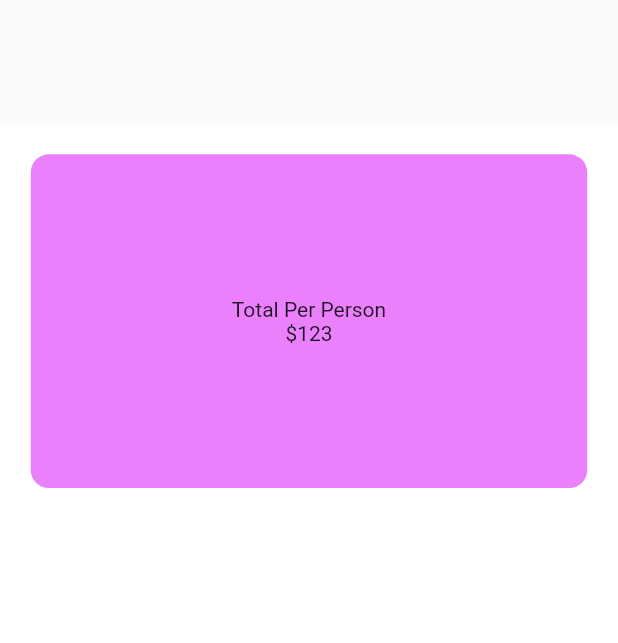
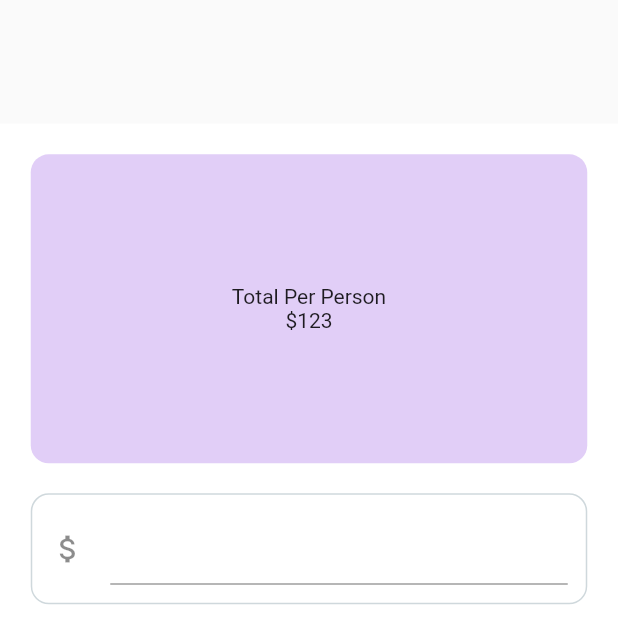
Before and after one commit to xans-me/flutter-tip-calculator-app, a Flutter app: the screen it shows after launch, on a phone screen of 412 x 824 dp. Shown: the top 643 px of the screen. Run offline on Flutter 3.47's test engine with Material 2 defaults, Android fonts, the phone set to English and light mode, and no system bars.

Commit message:
Add TextField Bill Amount and Custom Hex Color

```diff
--- a/lib/main.dart
+++ b/lib/main.dart
@@ -1,4 +1,5 @@
 import 'package:flutter/material.dart';
+import 'package:tip_calculator_app/util/hexcolor.dart';
 
 void main() => runApp(new MaterialApp(
       home: BillSplitter(),
@@ -15,6 +16,8 @@ class _BillSplitterState extends State<BillSplitter> {
   int _personCounter = 1;
   double _billAmount = 0.0;
 
+  Color _purple = HexColor("#6908d6");
+
   @override
   Widget build(BuildContext context) {
     // for responsive size by device
@@ -28,17 +31,55 @@ class _BillSplitterState extends State<BillSplitter> {
           scrollDirection: Axis.vertical,
           padding: EdgeInsets.all(20.5),
           children: [
+            // Container Top Display
             Container(
               width: 150,
-              height: size.height * 0.27,
+              height: size.height * 0.25,
               decoration: BoxDecoration(
-                  color: Colors.purpleAccent.shade100,
+                  color:
+                      _purple.withOpacity(0.2), // Colors.purpleAccent.shade100,
+                  borderRadius: BorderRadius.circular(12.0)),
+              child: Center(
+                child: Column(
+                  mainAxisAlignment: MainAxisAlignment.center,
+                  children: [
+                    Text("Total Per Person"),
+                    Text("\$123"),
+                  ],
+                ),
+              ),
+            ),
+
+            // Container Bottom Display
+
+            Container(
+              margin: EdgeInsets.only(top: 20),
+              padding: EdgeInsets.all(12),
+              decoration: BoxDecoration(
+                  color: Colors.transparent,
+                  border: Border.all(
+                    color: Colors.blueGrey.shade100,
+                    style: BorderStyle.solid,
+                  ),
                   borderRadius: BorderRadius.circular(12.0)),
               child: Column(
-                mainAxisAlignment: MainAxisAlignment.center,
                 children: [
-                  Text("Total Per Person"),
-                  Text("\$123"),
+                  TextField(
+                    keyboardType:
+                        TextInputType.numberWithOptions(decimal: true),
+                    style: TextStyle(color: _purple),
+                    decoration: InputDecoration(
+                      prefixText: "Bill Amount",
+                      icon: Icon(Icons.attach_money),
+                    ),
+                    onChanged: (String value) {
+                      try {
+                        _billAmount = double.parse(value);
+                      } catch (exception) {
+                        _billAmount = 0.0;
+                      }
+                    },
+                  )
                 ],
               ),
             )
--- /dev/null
+++ b/lib/util/hexcolor.dart
@@ -0,0 +1,15 @@
+import 'package:flutter/material.dart';
+
+class HexColor extends Color {
+  static int _getColorFromHex(String hexColor) {
+    hexColor = hexColor.toUpperCase().replaceAll("#", "");
+
+    if (hexColor.length == 6) {
+      hexColor = "FF" + hexColor;
+    }
+
+    return int.parse(hexColor, radix: 16);
+  }
+
+  HexColor(final String hexColor) : super(_getColorFromHex(hexColor));
+}
```
